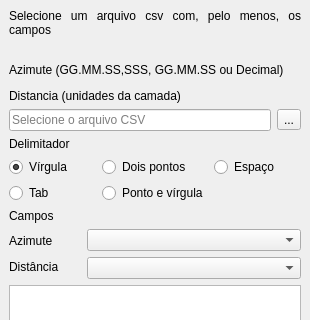
dsgoficial/EBGeo_Desktop, file EBGeo/AzimuthDistance/preview_csv.ui: the form before one commit; both pictures show x 0 to 310 and y 0 to 320 of the 310 by 591 pixel window.
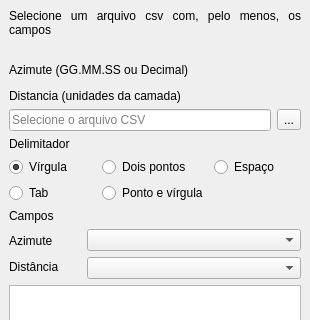
The form after the commit.

Commit message: retirar GG.MM.SS repetido

The edit to the form file:
```diff
--- a/EBGeo/AzimuthDistance/preview_csv.ui
+++ b/EBGeo/AzimuthDistance/preview_csv.ui
@@ -50,7 +50,7 @@
          </sizepolicy>
         </property>
         <property name="text">
-         <string>&lt;html&gt;&lt;head/&gt;&lt;body&gt;&lt;p align=&quot;justify&quot;&gt;Selecione um arquivo csv com, pelo menos, os campos&lt;br/&gt;&lt;/p&gt;&lt;p align=&quot;justify&quot;&gt;Azimute (GG.MM.SS,SSS, GG.MM.SS ou Decimal)&lt;/p&gt;&lt;p align=&quot;justify&quot;&gt;Distancia (unidades da camada)&lt;/p&gt;&lt;/body&gt;&lt;/html&gt;</string>
+         <string>&lt;html&gt;&lt;head/&gt;&lt;body&gt;&lt;p align=&quot;justify&quot;&gt;Selecione um arquivo csv com, pelo menos, os campos&lt;br/&gt;&lt;/p&gt;&lt;p align=&quot;justify&quot;&gt;Azimute (GG.MM.SS ou Decimal)&lt;/p&gt;&lt;p align=&quot;justify&quot;&gt;Distancia (unidades da camada)&lt;/p&gt;&lt;/body&gt;&lt;/html&gt;</string>
         </property>
         <property name="textFormat">
          <enum>Qt::RichText</enum>
```
The commit also changes 2 other files.
